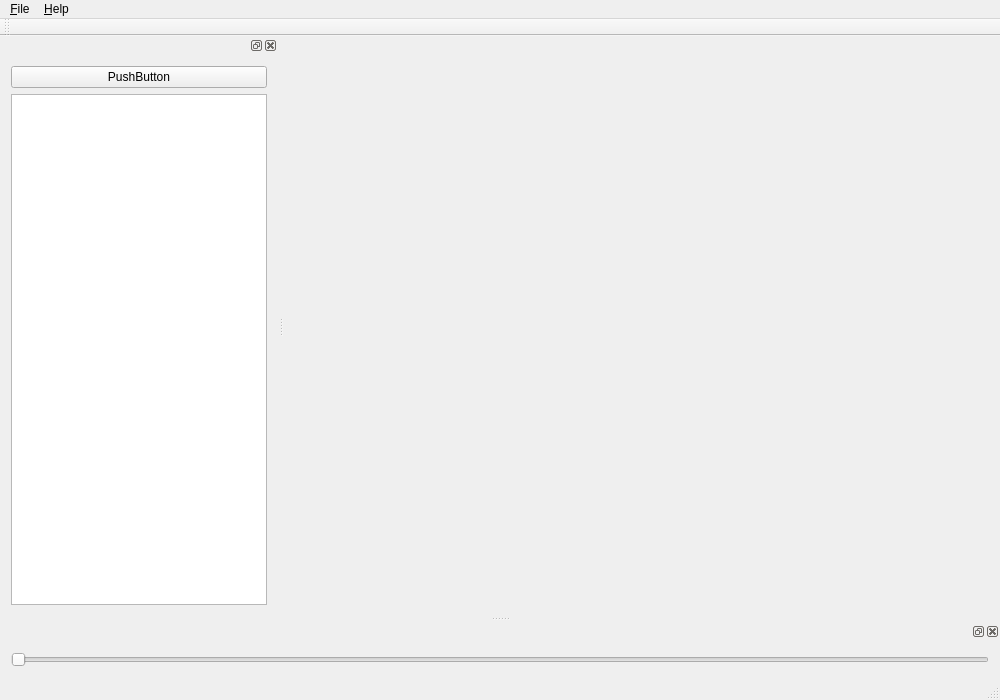
Before: the Qt Designer form qt-vtk/ui/mainwindow.ui in itcd/volume-rendering-vtk-qt-python, drawn with Qt 5.
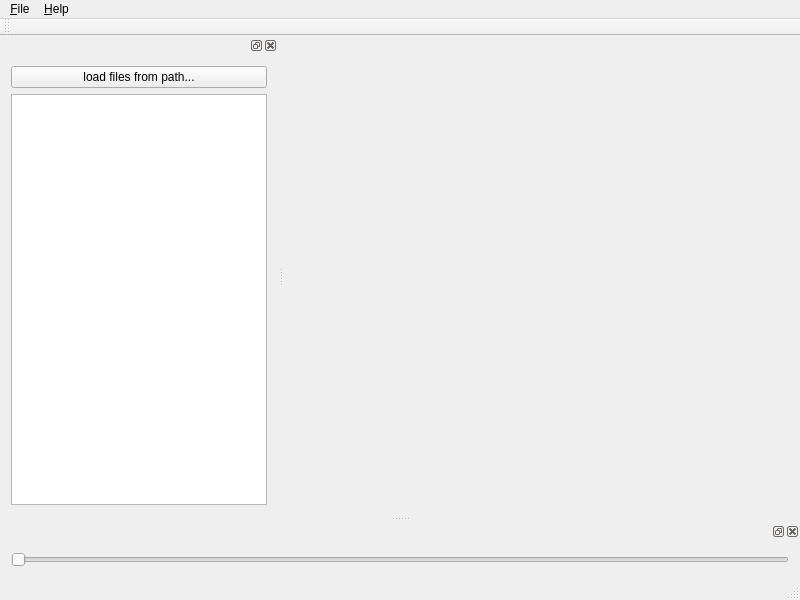
After: the same form once the commit is applied.

Commit message: add rendering of time-varying data sets

The edit to the form file:
```diff
--- a/qt-vtk/ui/mainwindow.ui
+++ b/qt-vtk/ui/mainwindow.ui
@@ -6,8 +6,8 @@
    <rect>
     <x>0</x>
     <y>0</y>
-    <width>1000</width>
-    <height>700</height>
+    <width>800</width>
+    <height>600</height>
    </rect>
   </property>
   <property name="windowTitle">
@@ -25,7 +25,7 @@
     <rect>
      <x>0</x>
      <y>0</y>
-     <width>1000</width>
+     <width>800</width>
      <height>26</height>
     </rect>
    </property>
@@ -65,7 +65,7 @@
      <item>
       <widget class="QPushButton" name="pushButton">
        <property name="text">
-        <string>PushButton</string>
+        <string>load files from path...</string>
        </property>
       </widget>
      </item>
```
Left out of the diff: 1 changed line with no effect on the pictures. The commit also changes 2 other files.
